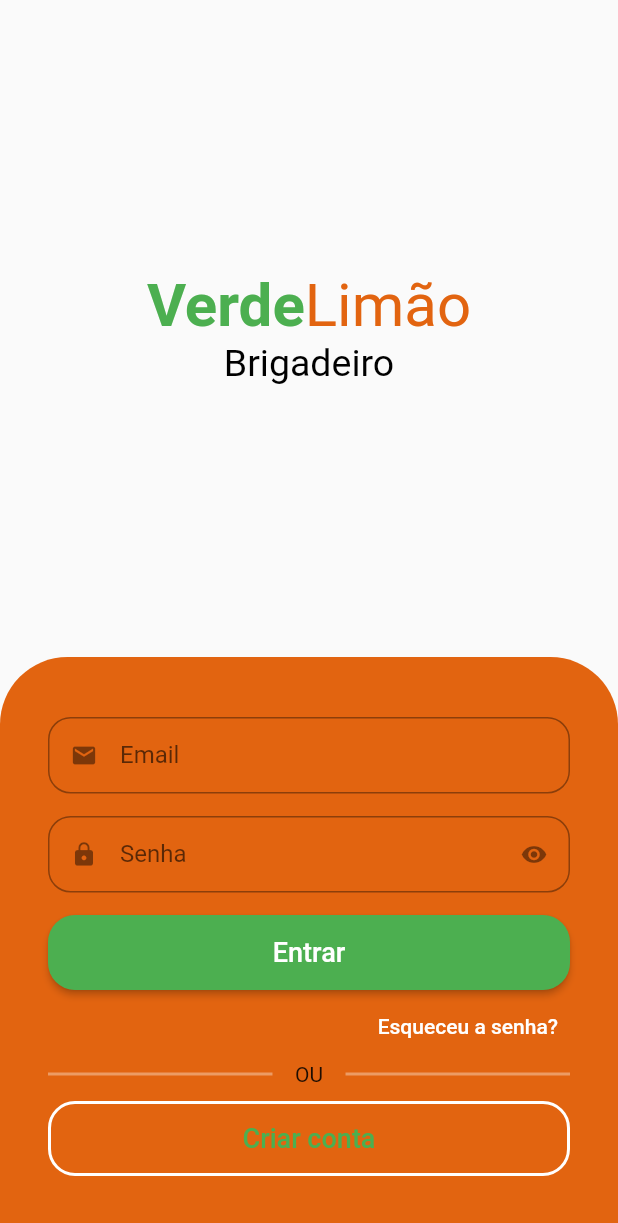
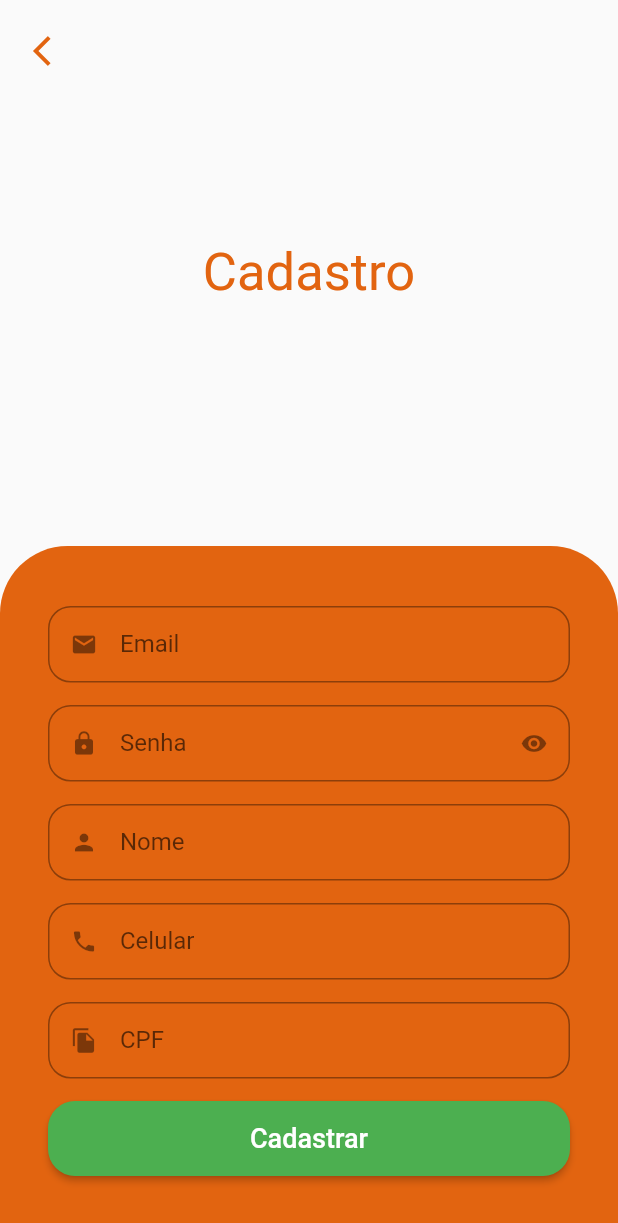
Before and after one commit to DeniseBarbosa/projeto01, a Flutter app: the screen it shows after launch, after a tap on "Criar conta", on a phone screen of 412 x 824 dp. Shown: the top 1223 px of the screen. Run offline on Flutter 3.47's test engine with Material 2 defaults, Android fonts, the phone set to English and light mode, and no system bars; drawn by our look-alikes of animated_text_kit; our stand-ins replace mask_text_input_formatter.

Commit message:
Tela de Cadastro

```diff
--- a/hortifruti/lib/src/autenticacao/components/customizar_texto_campo.dart
+++ b/hortifruti/lib/src/autenticacao/components/customizar_texto_campo.dart
@@ -1,16 +1,20 @@
 import 'package:flutter/material.dart';
+import 'package:flutter/services.dart';
 
 //Text Form Field
 class CustomizarTextoCampo extends StatefulWidget {
   final IconData icon;
   final String label;
   final bool esconderSenha;
+  //referente ao MaskTextInputFormatter vide tela de cadastro
+  final List<TextInputFormatter>? FormatarCampo;
 
   const CustomizarTextoCampo({
     super.key,
     required this.icon,
     required this.label,
     this.esconderSenha = false,
+    this.FormatarCampo,
   });
 
   @override
@@ -32,6 +36,7 @@ class _CustomizarTextoCampoState extends State<CustomizarTextoCampo> {
     return Padding(
       padding: const EdgeInsets.only(bottom: 15),
       child: TextFormField(
+        inputFormatters: widget.FormatarCampo,
         obscureText: esconder, //deixa a senha oculta
         decoration: InputDecoration(
           prefixIcon: Icon(widget.icon),
--- /dev/null
+++ b/hortifruti/lib/src/autenticacao/tela_cadastro.dart
@@ -0,0 +1,150 @@
+import 'package:flutter/material.dart';
+import 'package:hortifruti/src/autenticacao/components/customizar_texto_campo.dart';
+import 'package:hortifruti/src/config/cor_customizada.dart';
+import 'package:mask_text_input_formatter/mask_text_input_formatter.dart';
+
+class TelaCadastro extends StatelessWidget {
+  TelaCadastro({super.key});
+
+  //MaskTextInputFormatter
+  ///É útil para criar campos de entrada de dados que requerem uma formatação específica,
+  ///..continua => como números de telefone, CPF, CEP e outras informações que possuem um formato padrão.
+  final FormatarCpf = MaskTextInputFormatter(
+    mask: '###.###.###-##',
+    filter: {'#': RegExp(r'[0-9]')},
+  );
+
+  final NumeroFormatado = MaskTextInputFormatter(
+    mask: '## # ####-####',
+    filter: {'#': RegExp(r'[0-9]')},
+  );
+
+  @override
+  Widget build(BuildContext context) {
+    /// Column => Column é uma ferramenta útil para criar interfaces de usuário verticais e organizadas
+    /// Expanded => Isso permite que o filho se expanda ou encolha para preencher o espaço disponível de maneira uniforme. Motivo da aplicação => Eu quero colocar o texto "Cadastro" no centro
+    /// ..continuação => alem de usar o expanded é necessario envolver o widget Text com o widget Center para funcionar
+    /// padding => foi aplicado um espaçamento tanto na direita, esquerda, topo ou baixo
+    ///  decoration: BoxDecoration => usado para deixar as bordas arredondadas
+    /// classe BoxDecoration => permitem personalizar a aparência do widget, como a cor de fundo, a borda, a sombra, o gradiente e a imagem de fundo
+    /// CustomizarTextoCampo => referenciando o campos de texto customizado #vide components
+    /// esconderSenha => referenciamento ao metodo que ja foi criado, #pagina login
+    /// Envolvemos o ElevatedButton com o SizedBox para dar uma altura ao botão e utilizamos CrossAxisAlignment.stretch na coluna do formularios
+    /// ..continua para deixar o botão na largura do conteudo dos compos de textos
+    ///  style: ElevatedButton.styleFrom => deixa as bordas do botão arredondadas
+    /// Barra de rolagem na pagina => body Colum envolver no wrap with widget => depois trocar por SingleChildScrollView
+    /// ..continua  child: Column => envolver no SizedBox depois especifique a altura completa da tela => crie uma variavel depois do Scaffold
+    /// ..continua variavel @ final size => depois acrescente no SizedBox => height: size.height, width: size.height,
+    /// Botão de voltar => child: Column envolver em uma outra colum e trocar por stack => abaixo da colum coloque um IconButton
+    /// ..continua envolva o IconButton  wrap with widget e troque por SafeArea => envolva Positioned #vai fazer que vc posicione o botão
+    /// ..contiua em qualquer area da tela
+
+    final size = MediaQuery.of(context).size;
+
+    return Scaffold(
+      // backgroundColor: trocar plano de fundo aqui,
+
+      body: SingleChildScrollView(
+        child: SizedBox(
+          height: size.height,
+          width: size.height,
+          child: Stack(
+            children: [
+              Column(
+                children: [
+                  Expanded(
+                    child: Center(
+                      child: Text(
+                        "Cadastro",
+                        style: TextStyle(
+                          color: CoresCustomizada.CorCustomizadaContraste,
+                          fontSize: 35,
+                        ),
+                      ),
+                    ),
+                  ),
+
+                  //Formulario
+                  Container(
+                    padding: EdgeInsets.symmetric(
+                      horizontal: 32,
+                      vertical: 40,
+                    ),
+                    decoration: BoxDecoration(
+                      color: CoresCustomizada.CorCustomizadaContraste,
+                      borderRadius:
+                          BorderRadius.vertical(top: Radius.circular(45)),
+                    ),
+
+                    //children vai colocar tudo que o container vai ter dentro => conteudo!
+                    child: Column(
+                      crossAxisAlignment: CrossAxisAlignment.stretch,
+                      children: [
+                        CustomizarTextoCampo(
+                          icon: Icons.email,
+                          label: 'Email',
+                        ),
+                        CustomizarTextoCampo(
+                          icon: Icons.lock,
+                          label: 'Senha',
+                          esconderSenha: true,
+                        ),
+                        CustomizarTextoCampo(
+                          icon: Icons.person,
+                          label: 'Nome',
+                        ),
+                        CustomizarTextoCampo(
+                          icon: Icons.phone,
+                          label: 'Celular',
+                          FormatarCampo: [NumeroFormatado],
+                        ),
+                        CustomizarTextoCampo(
+                          icon: Icons.file_copy,
+                          label: 'CPF',
+                          FormatarCampo: [FormatarCpf],
+                        ),
+                        SizedBox(
+                          height: 50,
+                          child: ElevatedButton(
+                            style: ElevatedButton.styleFrom(
+                              shape: RoundedRectangleBorder(
+                                borderRadius: BorderRadius.circular(
+                                  18,
+                                ),
+                              ),
+                            ),
+                            onPressed: () {},
+                            child: Text(
+                              "Cadastrar",
+                              style: TextStyle(fontSize: 18),
+                            ),
+                          ),
+                        ),
+                      ],
+                    ),
+                  ),
+                ],
+              ),
+              Positioned(
+                left: 10,
+                top: 10,
+                child: SafeArea(
+                  child: IconButton(
+                    onPressed: () {
+                      //fecha a tela e volta para a tela de login
+                      Navigator.of(context).pop();
+                    },
+                    icon: Icon(
+                      Icons.arrow_back_ios,
+                      color: CoresCustomizada.CorCustomizadaContraste,
+                    ),
+                  ),
+                ),
+              ),
+            ],
+          ),
+        ),
+      ),
+    );
+  }
+}
--- a/hortifruti/lib/src/autenticacao/tela_login.dart
+++ b/hortifruti/lib/src/autenticacao/tela_login.dart
@@ -1,6 +1,7 @@
 import 'package:animated_text_kit/animated_text_kit.dart';
 import 'package:flutter/material.dart';
 import 'package:hortifruti/src/autenticacao/components/customizar_texto_campo.dart';
+import 'package:hortifruti/src/autenticacao/tela_cadastro.dart';
 import 'package:hortifruti/src/config/cor_customizada.dart';
 
 class TelaLogin extends StatelessWidget {
@@ -174,6 +175,7 @@ class TelaLogin extends StatelessWidget {
                 ///  side: const BorderSide => customizar a borda
                 /// SizedBox => posibilita customizar largura e altura do botão #fica a dica!!
                 ///  shape: RoundedRectangleBorder => bordas arredondadas
+                ///  Navigator.push() => O Navigator é um widget do Flutter que permite a navegação entre diferentes telas (rotas)
                 SizedBox(
                   height: 50,
                   child: OutlinedButton(
@@ -186,7 +188,13 @@ class TelaLogin extends StatelessWidget {
                         color: Colors.white,
                       ),
                     ),
-                    onPressed: () {},
+                    onPressed: () {
+                      Navigator.of(context).push(
+                        MaterialPageRoute(builder: (c){
+                          return TelaCadastro();
+                        }),
+                      );
+                    },
                     child: const Text(
                       "Criar conta",
                       style: TextStyle(
--- a/hortifruti/pubspec.yaml
+++ b/hortifruti/pubspec.yaml
@@ -36,6 +36,7 @@ dependencies:
   # Use with the CupertinoIcons class for iOS style icons.
   cupertino_icons: ^1.0.2
   animated_text_kit: ^4.2.2
+  mask_text_input_formatter: ^2.4.0
 
 dev_dependencies:
   flutter_test:
```
Also changed, not shown: hortifruti/pubspec.lock.
